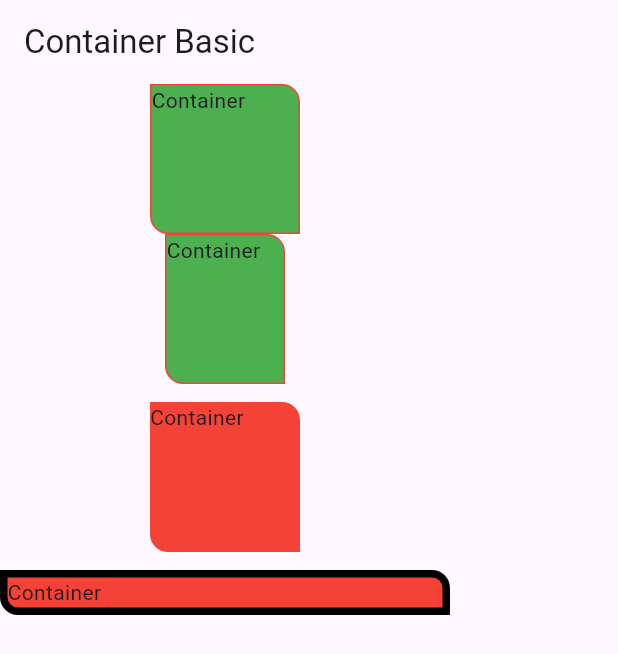
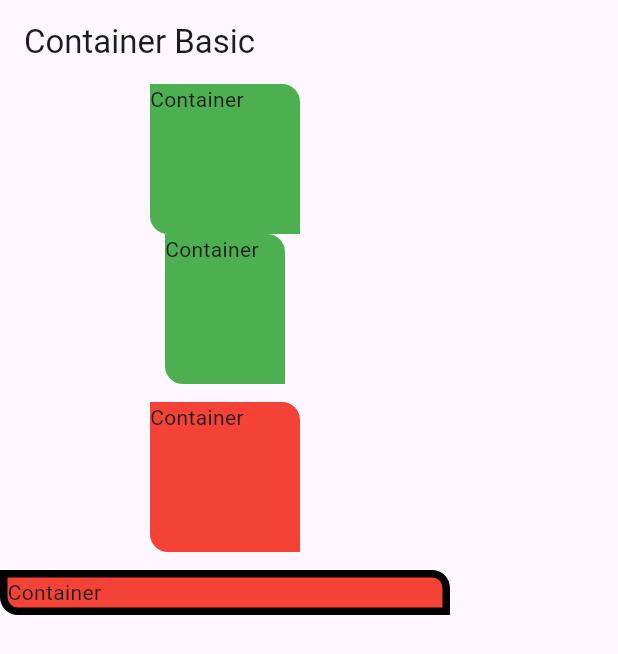
Before and after one commit to CHANDARA-code/flutter_training, a Flutter app: the ContianerBasicWidget screen opened directly, on a phone screen of 412 x 824 dp. Shown: the top 654 px of the screen. Run offline on Flutter 3.47's test engine with Material 3 defaults, Android fonts, the phone set to English and light mode, and no system bars; our stand-ins replace shared_preferences; accounts and stored records are empty.

Commit message:
chore: row + container + column

```diff
--- a/lib/container/app_container.dart
+++ b/lib/container/app_container.dart
@@ -4,12 +4,14 @@ class AppContainer extends StatelessWidget {
   final double width;
   final double height;
   final Color color;
+  final Border? border;
 
   const AppContainer({
     super.key,
     this.width = 100,
     this.height = 100,
     this.color = Colors.blue,
+    this.border,
   });
 
   @override
@@ -19,10 +21,7 @@ class AppContainer extends StatelessWidget {
       height: height,
       decoration: BoxDecoration(
         color: color,
-        border: Border.all(
-          color: Colors.red,
-          style: BorderStyle.solid,
-        ),
+        border: border,
         borderRadius: BorderRadius.only(
           topRight: Radius.circular(12),
           bottomLeft: Radius.circular(
--- a/lib/container/contianer_basic_widget.dart
+++ b/lib/container/contianer_basic_widget.dart
@@ -37,7 +37,21 @@ class ContianerBasicWidget extends StatelessWidget {
             SizedBox(
               height: 12,
             ),
-            _buildContainer(),
+            Container(
+              width: 100,
+              height: 100,
+              decoration: BoxDecoration(
+                color: Colors.red,
+                border: null,
+                borderRadius: BorderRadius.only(
+                  topRight: Radius.circular(12),
+                  bottomLeft: Radius.circular(
+                    12,
+                  ),
+                ),
+              ),
+              child: Text("Container"),
+            ),
             SizedBox(
               height: 12,
             ),
```
Also changed, not shown: lib/row/row_usage.dart (added, +81 -0 lines), lib/row/row_widget.dart (added, +40 -0 lines), 1 other file.
